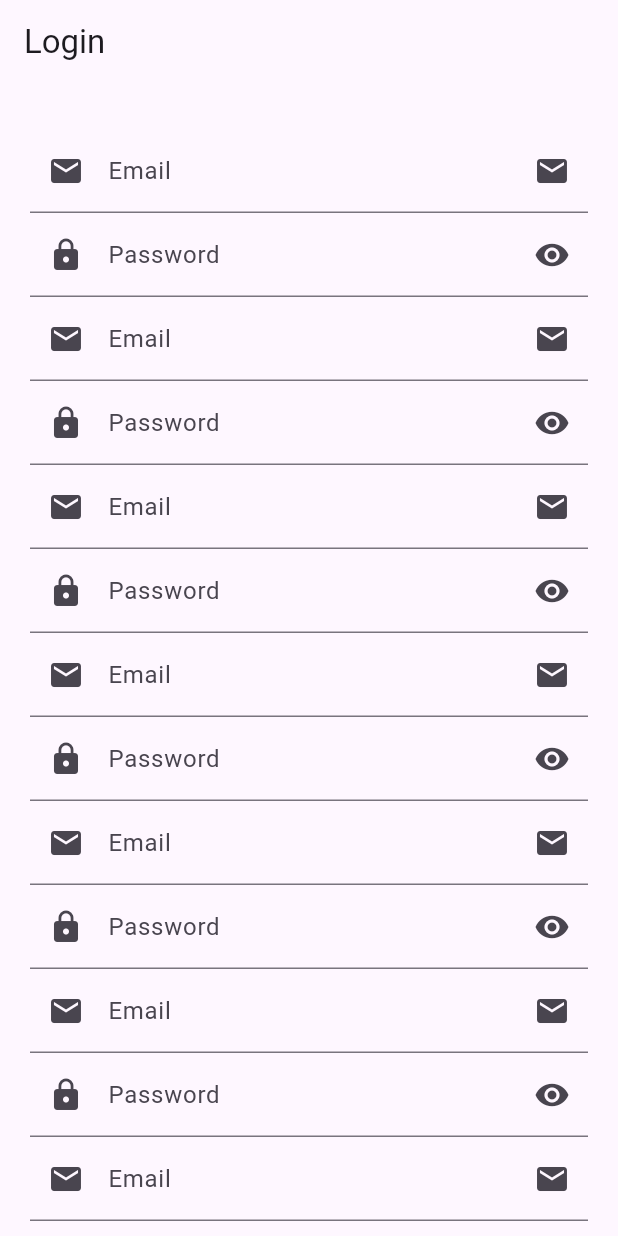
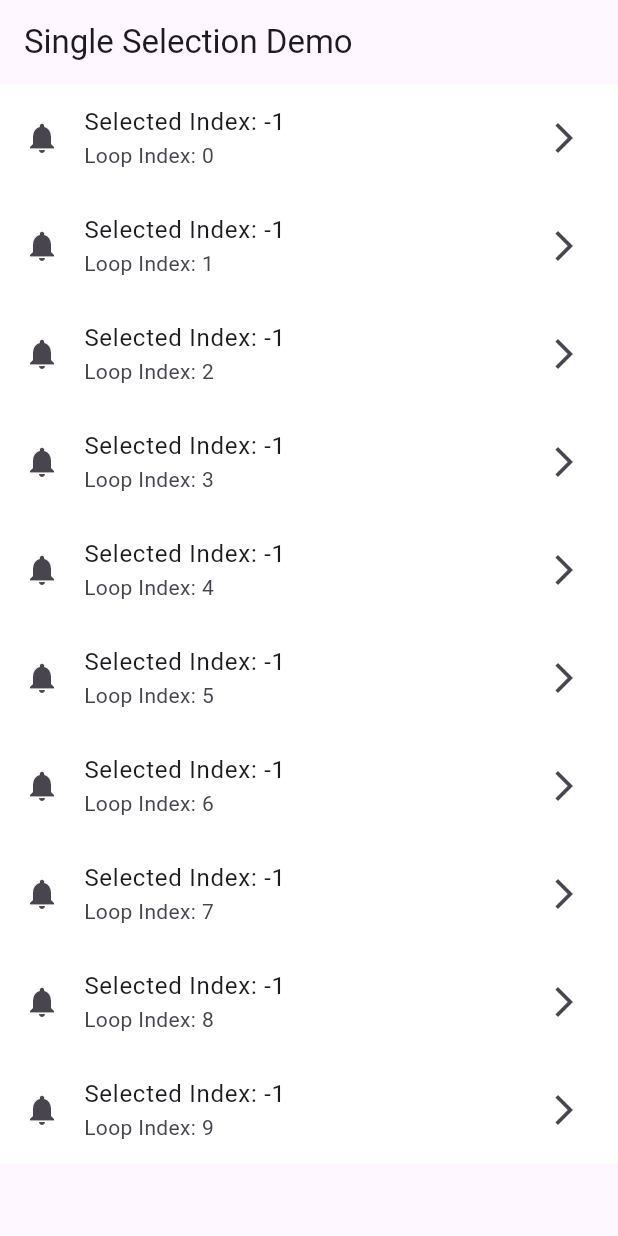
Before and after one commit to MuhammadAliKust/Flutter-B7, a Flutter app: the screen it shows after launch, on a phone screen of 412 x 824 dp. Run offline on Flutter 3.47's test engine with Material 3 defaults, Android fonts, the phone set to English and light mode, and no system bars.

Commit message:
Single Selection Done

```diff
--- a/lib/main.dart
+++ b/lib/main.dart
@@ -1,6 +1,7 @@
 import 'package:arid_student/asset_image_demo.dart';
 import 'package:arid_student/list_tile_demo.dart';
 import 'package:arid_student/login.dart';
+import 'package:arid_student/single_seletion_demo.dart';
 import 'package:flutter/material.dart';
 
 import 'image_demo.dart';
@@ -15,7 +16,7 @@ class MyApp extends StatelessWidget {
   @override
   Widget build(BuildContext context) {
     return MaterialApp(
-      home: LoginView()
+      home: SingleSeletionDemo()
     );
   }
 }
--- /dev/null
+++ b/lib/single_seletion_demo.dart
@@ -0,0 +1,36 @@
+import 'package:flutter/material.dart';
+
+class SingleSeletionDemo extends StatefulWidget {
+  SingleSeletionDemo({super.key});
+
+  @override
+  State<SingleSeletionDemo> createState() => _SingleSeletionDemoState();
+}
+
+class _SingleSeletionDemoState extends State<SingleSeletionDemo> {
+  int selectedIndex = -1;
+
+  @override
+  Widget build(BuildContext context) {
+    return Scaffold(
+      appBar: AppBar(
+        title: Text("Single Selection Demo"),
+      ),
+      body: ListView.builder(
+          itemCount: 10,
+          itemBuilder: (context, i) {
+            return ListTile(
+              onTap: () {
+                selectedIndex = i;
+                setState(() {});
+              },
+              tileColor: selectedIndex == i ? Colors.blue : Colors.white,
+              leading: Icon(Icons.notifications),
+              title: Text("Selected Index: $selectedIndex"),
+              subtitle: Text("Loop Index: $i"),
+              trailing: Icon(Icons.arrow_forward_ios),
+            );
+          }),
+    );
+  }
+}
```
